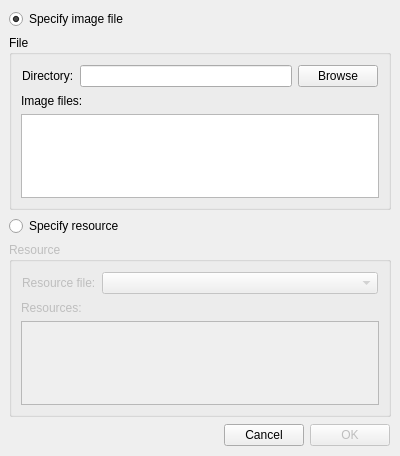
Before: the Qt Designer form tools/designer/src/lib/shared/findicondialog.ui in arnt/qt-history2, drawn with Qt 5.
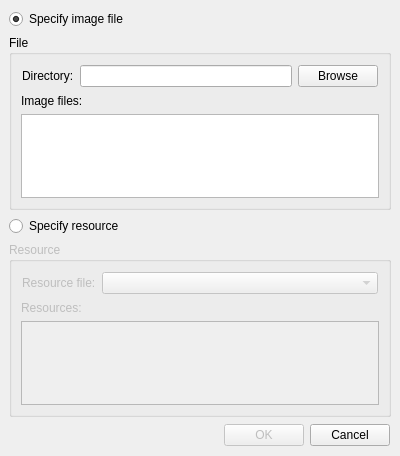
After: the same form once the commit is applied.

Commit message:
p4i integration Integrate 182004 from 4.0 to main: Fixes:    usability fix: the cancel button should be at the bottom-right
[git-p4: depot-paths = "//depot/qt/main/": change = 182005]

```diff
--- a/tools/designer/src/lib/shared/findicondialog.ui
+++ b/tools/designer/src/lib/shared/findicondialog.ui
@@ -326,21 +326,6 @@
        </property>
       </spacer>
      </item>
-     <item>
-      <widget class="QPushButton" name="m_cancel_button" >
-       <property name="geometry" >
-        <rect>
-         <x>213</x>
-         <y>1</y>
-         <width>81</width>
-         <height>32</height>
-        </rect>
-       </property>
-       <property name="text" >
-        <string>Cancel</string>
-       </property>
-      </widget>
-     </item>
      <item>
       <widget class="QPushButton" name="m_ok_button" >
        <property name="enabled" >
@@ -362,6 +347,21 @@
        </property>
       </widget>
      </item>
+     <item>
+         <widget class="QPushButton" name="m_cancel_button" >
+             <property name="geometry" >
+                 <rect>
+                     <x>213</x>
+                     <y>1</y>
+                     <width>81</width>
+                     <height>32</height>
+                 </rect>
+             </property>
+             <property name="text" >
+                 <string>Cancel</string>
+             </property>
+         </widget>
+     </item>
     </layout>
    </item>
   </layout>
```
